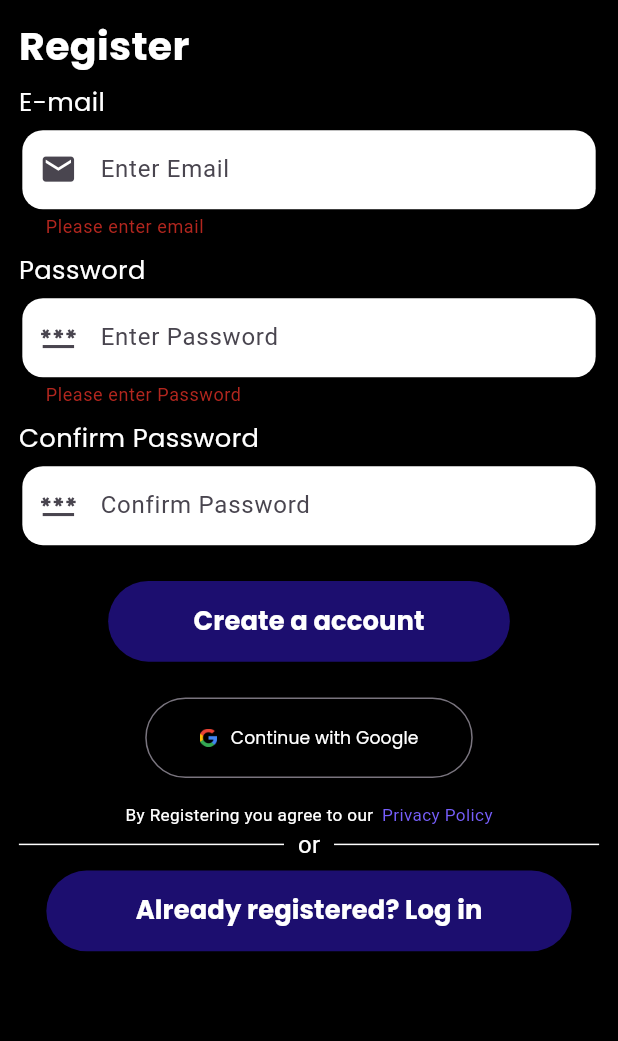
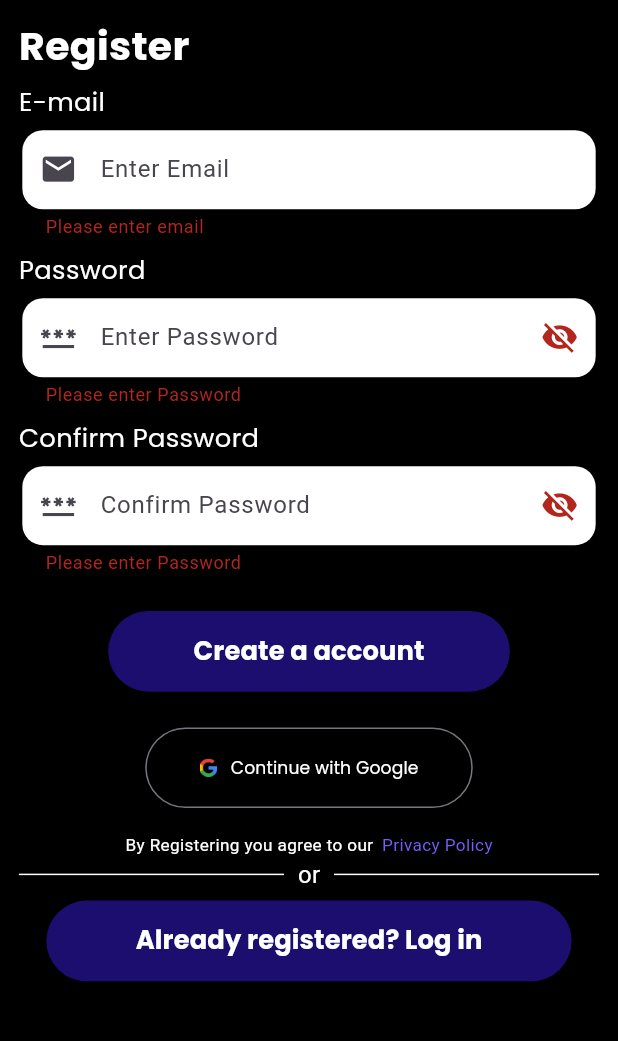
Before and after one commit to Ayushkarun/Tickdone-todo-app, a Flutter app: the Register screen opened directly, after a tap on "Create a account", on a phone screen of 412 x 824 dp, the part 139-1180 px from its top. Run offline on Flutter 3.47's test engine with Material 3 defaults, Android fonts, the phone set to English and light mode, and no system bars; our stand-ins replace flutter_native_splash, flutter_screenutil, smooth_page_indicator; statements that could not run were skipped.

Commit message:
Validation

```diff
--- a/lib/Screens/Register/register.dart
+++ b/lib/Screens/Register/register.dart
@@ -1,4 +1,5 @@
 import 'dart:convert';
+
 ///validation snakbar
 import 'package:flutter/material.dart';
 import 'package:flutter_screenutil/flutter_screenutil.dart';
@@ -17,9 +18,15 @@ class Register extends StatefulWidget {
 class _RegisterState extends State<Register> {
   final TextEditingController emailController = TextEditingController();
   final TextEditingController passwordController = TextEditingController();
+  final TextEditingController confirmpasswordcontroller =
+      TextEditingController();
 
+  bool passwordhide = true;
+  IconData iconhide = Icons.visibility_off;
+  bool confpasswordhide = true;
+  IconData conficonhide = Icons.visibility_off;
 
-final key=GlobalKey<FormState>();
+  final key = GlobalKey<FormState>();
 
   Future<void> signUp() async {
     final email = emailController.text; //post
@@ -78,12 +85,13 @@ final key=GlobalKey<FormState>();
                   padding: EdgeInsets.symmetric(horizontal: 2.w),
                   child: TextFormField(
                     validator: (value) {
-                      if(value==null||value.isEmpty)
-                    {
+                      if (value == null || value.isEmpty) {
                         return 'Please enter email';
                       }
-                      if(!value.contains('@gmail.com')){
-                        return 'Enter valid email';
+                      if (!RegExp(
+                        r'^[\w-\.]+@([\w-]+\.)+[\w-]{2,4}$',
+                      ).hasMatch(value)) {
+                        return 'Enter a valid email address';
                       }
                       return null;
                     },
@@ -120,21 +128,40 @@ final key=GlobalKey<FormState>();
                   padding: EdgeInsets.symmetric(horizontal: 2.w),
                   child: TextFormField(
                     validator: (value) {
-                      if(value==null||value.isEmpty)
-                    {
+                      if (value == null || value.isEmpty) {
                         return 'Please enter Password';
                       }
-                      if(value.length<6){
+                      if (value.length < 6) {
                         return 'Password must be more than 6 characters';
+                      }
+                      if (!RegExp(
+                        r'^(?=.*[A-Za-z])(?=.*\d)[A-Za-z\d]+$',
+                      ).hasMatch(value)) {
+                        return 'Password must contain letters and numbers only';
                       }
                       return null;
                     },
                     controller: passwordController,
+                    obscureText: passwordhide,
                     style: TextStyle(fontSize: 14.sp),
                     decoration: InputDecoration(
                       filled: true,
                       fillColor: Colors.white,
                       prefixIcon: Icon(Icons.password, size: 22.sp),
+                      suffixIcon: IconButton(
+                        onPressed: () {
+                          setState(() {
+                            if (passwordhide == true) {
+                              passwordhide = false;
+                              iconhide = Icons.visibility;
+                            } else {
+                              passwordhide = true;
+                              iconhide = Icons.visibility_off;
+                            }
+                          });
+                        },
+                        icon: Icon(iconhide, size: 22.sp),
+                      ),
                       hintText: 'Enter Password',
                       hintStyle: TextStyle(fontSize: 14.sp),
                       contentPadding: EdgeInsets.symmetric(
@@ -161,12 +188,44 @@ final key=GlobalKey<FormState>();
                 Padding(
                   padding: EdgeInsets.symmetric(horizontal: 2.w),
                   child: TextFormField(
-                    // controller: passwordController,
+                    validator: (value) {
+                      if (value == null || value.isEmpty) {
+                        return 'Please enter Password';
+                      }
+                      if (value.length < 6) {
+                        return 'Password must be more than 6 characters';
+                      }
+                      if (!RegExp(
+                        r'^(?=.*[A-Za-z])(?=.*\d)[A-Za-z\d]+$',
+                      ).hasMatch(value)) {
+                        return 'Password must contain letters and numbers only';
+                      }
+                      if (value != passwordController.text) {
+                        return 'Password dont match';
+                      }
+                      return null;
+                    },
+                    controller: confirmpasswordcontroller,
+                    obscureText: confpasswordhide,
                     style: TextStyle(fontSize: 14.sp),
                     decoration: InputDecoration(
                       filled: true,
                       fillColor: Colors.white,
                       prefixIcon: Icon(Icons.password, size: 22.sp),
+                      suffixIcon: IconButton(
+                        onPressed: () {
+                          setState(() {
+                            if (confpasswordhide == true) {
+                              confpasswordhide = false;
+                              conficonhide = Icons.visibility;
+                            } else {
+                              confpasswordhide = true;
+                              conficonhide = Icons.visibility_off;
+                            }
+                          });
+                        },
+                        icon: Icon(conficonhide, size: 22.sp),
+                      ),
                       hintText: 'Confirm Password',
                       hintStyle: TextStyle(fontSize: 14.sp),
                       contentPadding: EdgeInsets.symmetric(
@@ -187,12 +246,15 @@ final key=GlobalKey<FormState>();
                     width: 0.65.sw,
                     child: ElevatedButton(
                       onPressed: () {
-                      if(key.currentState!.validate()){
-                        signUp();
-                        emailController.clear();
-                        passwordController.clear();
-                        Navigator.push(context, MaterialPageRoute(builder: (context) => Home(),));
-                      }
+                        if (key.currentState!.validate()) {
+                          signUp();
+                          emailController.clear();
+                          passwordController.clear();
+                          Navigator.push(
+                            context,
+                            MaterialPageRoute(builder: (context) => Home()),
+                          );
+                        }
                       },
                       style: ElevatedButton.styleFrom(
                         backgroundColor: Color(0xFF1C0E6F),
@@ -282,7 +344,6 @@ final key=GlobalKey<FormState>();
                           context,
                           MaterialPageRoute(builder: (_) => const Loginpage()),
                         );
-
                       },
                       style: ElevatedButton.styleFrom(
                         backgroundColor: const Color(0xFF1C0E6F),
--- a/lib/notes.txt
+++ b/lib/notes.txt
@@ -2,6 +2,7 @@ flutter build apk
 to build apk
 
 AIzaSyAabkwoAsDrqHHjd83GebVChCo4Maqp6aU
+
 
 test
 tickdone@gmail.com
```
Also changed, not shown: lib/Screens/Login/login.dart (+60 -7 lines), lib/Screens/Register/notesregister.txt (added, +56 -0 lines).
